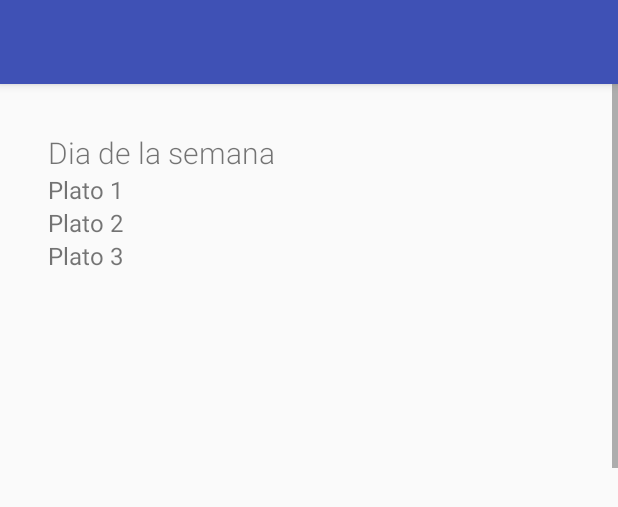
After one commit to iblancasa/ComedoresUGR, an Android app: the layout activity_semana.xml on its own in the app's theme, with its tools: preview values and no code run, on a phone screen of 412 x 824 dp. The commit adds this screen. Shown: the top 507 px of the screen. Run offline under Robolectric (Android 15) with nearby library versions, the phone set to English and light mode, and no system bars.

Commit message:
Se muestra el menú por semana y lo de hoy

```diff
--- a/app/src/main/java/com/iblancasa/comedoresUGR/Menu.java
+++ b/app/src/main/java/com/iblancasa/comedoresUGR/Menu.java
@@ -13,10 +13,13 @@ public class Menu {
     public Menu(TextView p1, TextView p2, TextView p3){
         parse = new ParserComedor(p1,p2,p3);
         parse.execute(new String[]{"http://comedoresugr.tcomunica.org/"});
+        platos=parse.getSemana();
     }
 
+
+
     public boolean finished(){
-        return platos==null;
+        return platos!=null;
     }
 
 
--- /dev/null
+++ b/app/src/main/res/layout/activity_semana.xml
@@ -0,0 +1,53 @@
+<?xml version="1.0" encoding="utf-8"?>
+
+<android.support.v4.widget.DrawerLayout
+
+    xmlns:android="http://schemas.android.com/apk/res/android"
+    xmlns:tools="http://schemas.android.com/tools"
+    android:id="@+id/DrawerLayout"
+    android:layout_width="match_parent"
+    android:layout_height="match_parent"
+    android:elevation="7dp">
+
+
+    <LinearLayout
+        android:layout_width="match_parent"
+        android:layout_height="match_parent"
+        android:orientation="vertical"
+        android:weightSum="1">
+
+
+        <include
+            android:id="@+id/tool_bar"
+            layout="@layout/tool_bar">
+        </include>
+
+        <android.support.v7.widget.RecyclerView
+            android:id="@+id/recycler_plato"
+            android:layout_width="match_parent"
+            android:layout_height="match_parent"
+            android:scrollbars="vertical"
+            tools:listitem="@layout/item_plato"
+            android:layout_below="@+id/tool_bar" />
+
+
+
+
+
+
+    </LinearLayout>
+
+
+    <android.support.v7.widget.RecyclerView
+        android:id="@+id/RecyclerView"
+        android:layout_width="320dp"
+        android:layout_height="match_parent"
+        android:layout_gravity="left"
+
+        android:background="#ffffff"
+        android:scrollbars="vertical">
+
+    </android.support.v7.widget.RecyclerView>
+
+
+</android.support.v4.widget.DrawerLayout>
--- /dev/null
+++ b/app/src/main/res/layout/item_plato.xml
@@ -0,0 +1,49 @@
+<?xml version="1.0" encoding="utf-8"?>
+<LinearLayout xmlns:android="http://schemas.android.com/apk/res/android"
+    xmlns:tools="http://schemas.android.com/tools"
+    android:orientation="horizontal"
+    android:layout_width="match_parent"
+    android:layout_height="match_parent"
+    android:padding="@dimen/activity_horizontal_margin"
+    android:weightSum="1">
+
+    <LinearLayout
+        android:layout_width="match_parent"
+        android:layout_height="wrap_content"
+        android:orientation="vertical"
+        android:padding="@dimen/activity_horizontal_margin">
+
+        <TextView
+            android:id="@+id/diaSemana"
+            android:layout_width="wrap_content"
+            android:layout_height="wrap_content"
+            android:textSize="20sp"
+            android:fontFamily="sans-serif-light"
+            tools:text="Dia de la semana"
+            />
+
+        <TextView
+            android:id="@+id/primerPlatoDia"
+            android:layout_width="wrap_content"
+            android:layout_height="wrap_content"
+            android:textSize="16sp"
+            android:text="Plato 1"
+            />
+        <TextView
+            android:id="@+id/segundoPlatoDia"
+            android:layout_width="wrap_content"
+            android:layout_height="wrap_content"
+            android:textSize="16sp"
+            android:text="Plato 2"
+            />
+        <TextView
+            android:id="@+id/tercerPlatoDia"
+            android:layout_width="wrap_content"
+            android:layout_height="wrap_content"
+            android:textSize="16sp"
+            android:text="Plato 3"
+            />
+
+
+    </LinearLayout>
+</LinearLayout>
```
Also changed, not shown: app/src/main/java/com/iblancasa/comedoresUGR/Adapter.java (added, +84 -0 lines), app/src/main/java/com/iblancasa/comedoresUGR/Divider.java (added, +47 -0 lines), app/src/main/java/com/iblancasa/comedoresUGR/MainActivity.java (+42 -7 lines), app/src/main/java/com/iblancasa/comedoresUGR/ParserComedor.java (+12 -5 lines), app/src/main/res/layout/activity_main.xml (+34 -23 lines).
